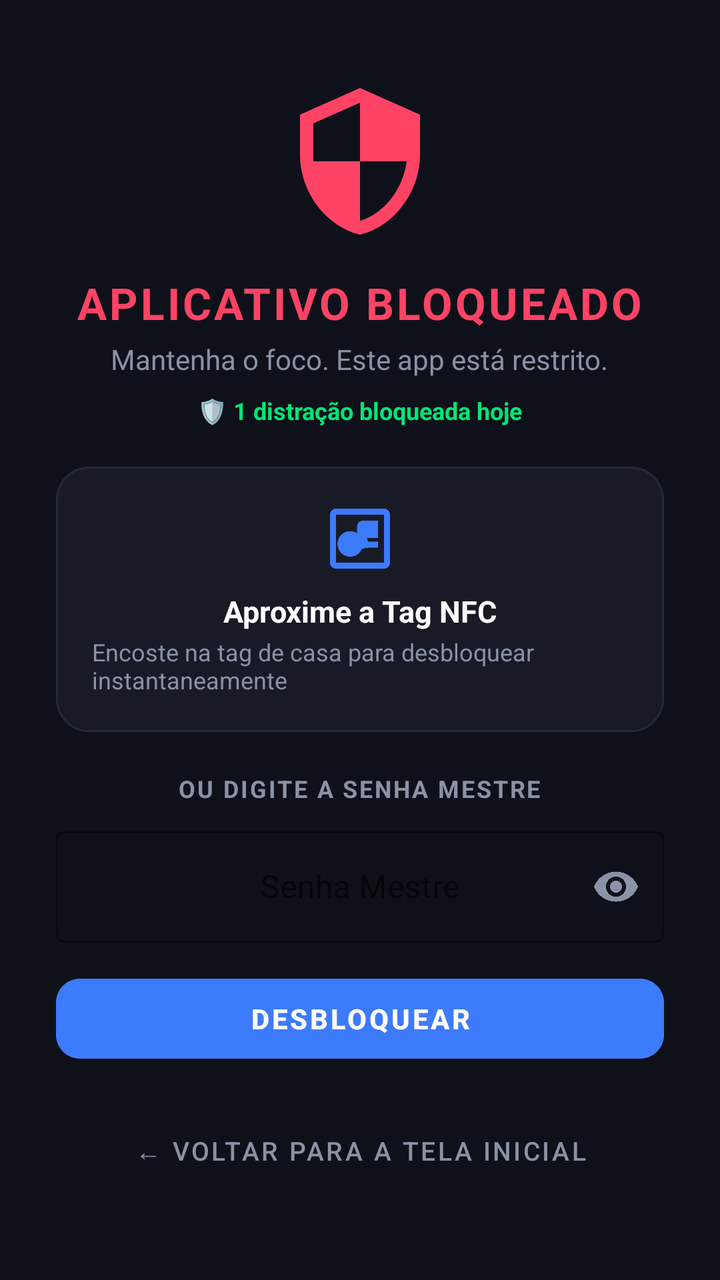
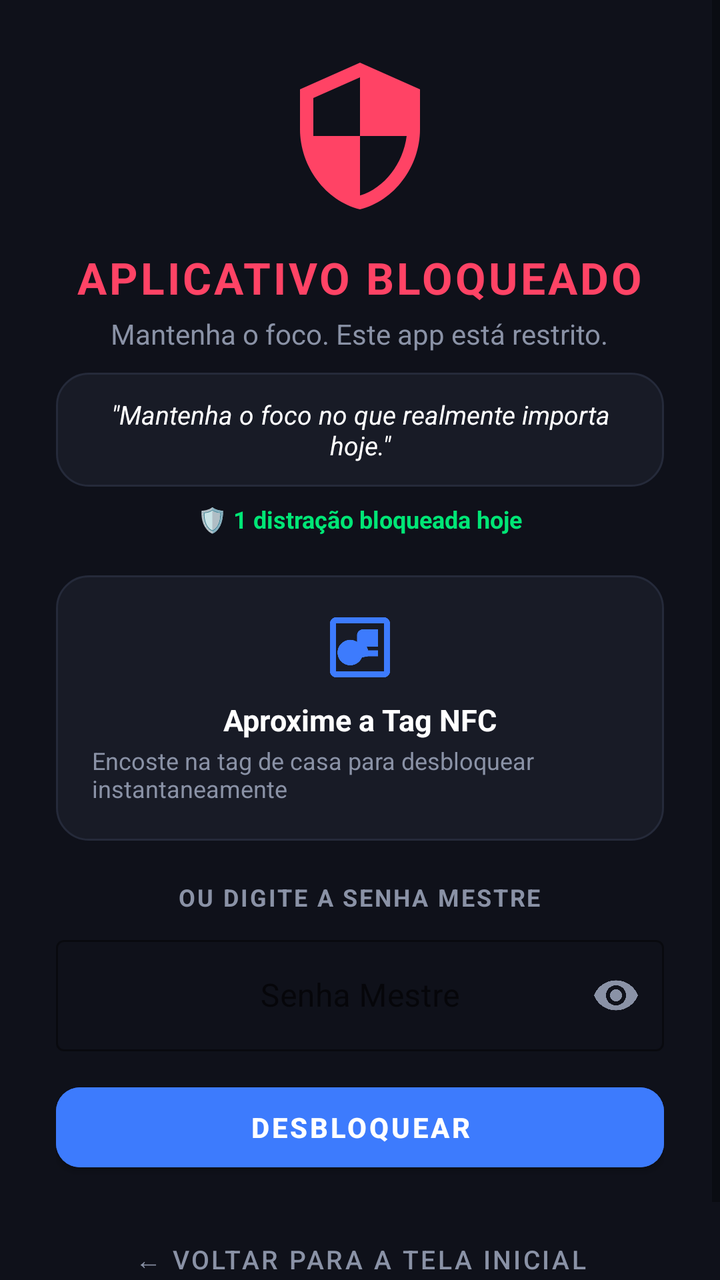

Before-and-after screenshots of an Android layout around one commit, followed by the original layout XML and the change that was made.
<!-- AndroidManifest.xml: activity theme Theme.FocusLock.LockScreen -->
<!-- res/layout/activity_lock.xml -->
<?xml version="1.0" encoding="utf-8"?>
<ScrollView xmlns:android="http://schemas.android.com/apk/res/android"
    xmlns:app="http://schemas.android.com/apk/res-auto"
    android:layout_width="match_parent"
    android:layout_height="match_parent"
    android:background="@color/bg_dark"
    android:fillViewport="true">

    <LinearLayout
        android:layout_width="match_parent"
        android:layout_height="wrap_content"
        android:gravity="center"
        android:orientation="vertical"
        android:padding="28dp">

        
        <ImageView
            android:layout_width="80dp"
            android:layout_height="80dp"
            android:contentDescription="Bloqueado"
            android:src="@drawable/ic_focus_shield"
            app:tint="@color/accent_red" />

        <TextView
            android:layout_width="wrap_content"
            android:layout_height="wrap_content"
            android:layout_marginTop="16dp"
            android:text="APLICATIVO BLOQUEADO"
            android:textColor="@color/accent_red"
            android:textSize="22sp"
            android:textStyle="bold"
            android:letterSpacing="0.06" />

        <TextView
            android:id="@+id/tvBlockedAppName"
            android:layout_width="wrap_content"
            android:layout_height="wrap_content"
            android:layout_marginTop="4dp"
            android:gravity="center"
            android:text="Mantenha o foco. Este app está restrito."
            android:textColor="@color/text_secondary"
            android:textSize="14sp" />

        <TextView
            android:id="@+id/tvBlockedStats"
            android:layout_width="wrap_content"
            android:layout_height="wrap_content"
            android:layout_marginTop="8dp"
            android:text="🛡️ 1 distração bloqueada hoje"
            android:textColor="@color/accent_green"
            android:textSize="12sp"
            android:textStyle="bold" />

        
        <LinearLayout
            android:layout_width="match_parent"
            android:layout_height="wrap_content"
            android:layout_marginTop="20dp"
            android:background="@drawable/bg_card"
            android:gravity="center"
            android:orientation="vertical"
            android:padding="18dp">

            <ImageView
                android:layout_width="36dp"
                android:layout_height="36dp"
                android:src="@drawable/ic_nfc"
                app:tint="@color/accent_blue" />

            <TextView
                android:layout_width="wrap_content"
                android:layout_height="wrap_content"
                android:layout_marginTop="8dp"
                android:text="Aproxime a Tag NFC"
                android:textColor="@color/text_white"
                android:textSize="15sp"
                android:textStyle="bold" />

            <TextView
                android:layout_width="wrap_content"
                android:layout_height="wrap_content"
                android:layout_marginTop="2dp"
                android:text="Encoste na tag de casa para desbloquear instantaneamente"
                android:textColor="@color/text_secondary"
                android:textSize="12sp" />
        </LinearLayout>

        
        <LinearLayout
            android:id="@+id/llMindfulSection"
            android:layout_width="match_parent"
            android:layout_height="wrap_content"
            android:layout_marginTop="16dp"
            android:background="@drawable/bg_card"
            android:gravity="center"
            android:orientation="vertical"
            android:padding="16dp"
            android:visibility="gone">

            <TextView
                android:id="@+id/tvMindfulPrompt"
                android:layout_width="wrap_content"
                android:layout_height="wrap_content"
                android:gravity="center"
                android:text="🧘 Pausa Consciente: Respire fundo.\nVocê realmente precisa abrir este app agora?"
                android:textColor="@color/text_white"
                android:textSize="13sp" />

            <TextView
                android:id="@+id/tvMindfulCountdown"
                android:layout_width="wrap_content"
                android:layout_height="wrap_content"
                android:layout_marginTop="8dp"
                android:text="Liberando senha em 15s..."
                android:textColor="@color/accent_blue"
                android:textSize="15sp"
                android:textStyle="bold" />

            <com.google.android.material.button.MaterialButton
                android:id="@+id/btnEmergencyPinUnlock"
                style="@style/Widget.MaterialComponents.Button.TextButton"
                android:layout_width="wrap_content"
                android:layout_height="wrap_content"
                android:layout_marginTop="6dp"
                android:text="Emergência sem Tag NFC (aguardar 30s)"
                android:textAllCaps="false"
                android:textColor="@color/text_secondary"
                android:textSize="12sp"
                android:visibility="gone" />
        </LinearLayout>

        
        <LinearLayout
            android:id="@+id/llPinSection"
            android:layout_width="match_parent"
            android:layout_height="wrap_content"
            android:gravity="center"
            android:orientation="vertical">

            <TextView
                android:layout_width="wrap_content"
                android:layout_height="wrap_content"
                android:layout_marginTop="20dp"
                android:letterSpacing="0.08"
                android:text="OU DIGITE A SENHA MESTRE"
                android:textColor="@color/text_secondary"
                android:textSize="12sp"
                android:textStyle="bold" />

            <com.google.android.material.textfield.TextInputLayout
                android:id="@+id/tilPin"
                style="@style/Widget.MaterialComponents.TextInputLayout.OutlinedBox"
                android:layout_width="match_parent"
                android:layout_height="wrap_content"
                android:layout_marginTop="8dp"
                app:boxStrokeColor="@color/accent_blue"
                app:endIconMode="password_toggle"
                app:endIconTint="@color/text_secondary"
                app:hintTextColor="@color/accent_blue">

                <com.google.android.material.textfield.TextInputEditText
                    android:id="@+id/etPin"
                    android:layout_width="match_parent"
                    android:layout_height="wrap_content"
                    android:gravity="center"
                    android:hint="Senha Mestre"
                    android:inputType="textPassword"
                    android:maxLength="64"
                    android:singleLine="true"
                    android:textColor="@color/text_white"
                    android:textSize="16sp" />
            </com.google.android.material.textfield.TextInputLayout>

            <com.google.android.material.button.MaterialButton
                android:id="@+id/btnUnlockWithPin"
                android:layout_width="match_parent"
                android:layout_height="52dp"
                android:layout_marginTop="12dp"
                android:backgroundTint="@color/accent_blue"
                android:text="DESBLOQUEAR"
                android:textColor="@color/text_white"
                android:textStyle="bold"
                app:cornerRadius="12dp" />
        </LinearLayout>

        <TextView
            android:id="@+id/tvError"
            android:layout_width="wrap_content"
            android:layout_height="wrap_content"
            android:layout_marginTop="6dp"
            android:textColor="@color/accent_red"
            android:textSize="13sp"
            android:visibility="gone" />

        
        <com.google.android.material.button.MaterialButton
            android:id="@+id/btnGoHome"
            style="@style/Widget.MaterialComponents.Button.TextButton"
            android:layout_width="wrap_content"
            android:layout_height="wrap_content"
            android:layout_marginTop="16dp"
            android:text="← Voltar para a Tela Inicial"
            android:textColor="@color/text_secondary"
            android:textSize="13sp" />

    </LinearLayout>
</ScrollView>
<!-- resources referenced by this layout -->
<resources>
  <color name="accent_blue">#3D7BFD</color>
  <color name="accent_green">#00E676</color>
  <color name="accent_red">#FF4365</color>
  <color name="bg_dark">#0F111A</color>
  <color name="text_secondary">#8A92A6</color>
  <color name="text_white">#FFFFFF</color>
  <!-- drawable bg_card (drawable) -->
  <?xml version="1.0" encoding="utf-8"?>
  <shape xmlns:android="http://schemas.android.com/apk/res/android"
      android:shape="rectangle">
      <corners android:radius="16dp" />
      <solid android:color="@color/card_dark" />
      <stroke
          android:width="1dp"
          android:color="@color/card_border" />
  </shape>
  <!-- drawable ic_focus_shield (drawable) -->
  <vector xmlns:android="http://schemas.android.com/apk/res/android"
      android:width="24dp"
      android:height="24dp"
      android:viewportWidth="24"
      android:viewportHeight="24">
    <path
        android:fillColor="#3D7BFD"
        android:pathData="M12,1L3,5v6c0,5.55 3.84,10.74 9,12 5.16,-1.26 9,-6.45 9,-12V5l-9,-4zM12,11.99h7c-0.53,4.12 -3.28,7.79 -7,8.94V12H5V6.3l7,-3.11v8.8z"/>
  </vector>
  <!-- drawable ic_nfc (drawable) -->
  <vector xmlns:android="http://schemas.android.com/apk/res/android"
      android:width="24dp"
      android:height="24dp"
      android:viewportWidth="24"
      android:viewportHeight="24">
    <path
        android:fillColor="#3D7BFD"
        android:pathData="M20,2H4C2.9,2 2,2.9 2,4v16c0,1.1 0.9,2 2,2h16c1.1,0 2,-0.9 2,-2V4C22,2.9 21.1,2 20,2zM20,20H4V4h16V20zM18,6h-5c-1.1,0 -2,0.9 -2,2v2.15c-0.65,-0.41 -1.43,-0.65 -2.25,-0.65 -2.35,0 -4.25,1.9 -4.25,4.25s1.9,4.25 4.25,4.25c1.77,0 3.28,-1.09 3.91,-2.63L14.75,15H18v-2h-3.25l-0.5,-1.25H18V6z"/>
  </vector>
  <style name="Theme.FocusLock.LockScreen" parent="Theme.MaterialComponents.DayNight.NoActionBar">
          <item name="android:windowBackground">@color/bg_dark</item>
          <item name="android:statusBarColor">@color/bg_dark</item>
          <item name="android:navigationBarColor">@color/bg_dark</item>
          <item name="android:windowFullscreen">false</item>
      </style>
  <color name="card_dark">#181B26</color>
  <color name="card_border">#252A3A</color>
</resources>

<!-- the commit's change to res/layout/activity_lock.xml (unified diff, before → after) -->
@@ -42,6 +42,19 @@
             android:textSize="14sp" />
 
         <TextView
+            android:id="@+id/tvCustomQuote"
+            android:layout_width="match_parent"
+            android:layout_height="wrap_content"
+            android:layout_marginTop="10dp"
+            android:background="@drawable/bg_card"
+            android:gravity="center"
+            android:padding="12dp"
+            android:text="&quot;Mantenha o foco no que realmente importa hoje.&quot;"
+            android:textColor="@color/text_white"
+            android:textSize="13sp"
+            android:textStyle="italic" />
+
+        <TextView
             android:id="@+id/tvBlockedStats"
             android:layout_width="wrap_content"
             android:layout_height="wrap_content"
@@ -50,6 +63,18 @@
             android:textColor="@color/accent_green"
             android:textSize="12sp"
             android:textStyle="bold" />
+
+        <TextView
+            android:id="@+id/tvDailyBudgetStatus"
+            android:layout_width="wrap_content"
+            android:layout_height="wrap_content"
+            android:layout_marginTop="4dp"
+            android:gravity="center"
+            android:text="📊 Orçamento Diário: 0/5 aberturas hoje"
+            android:textColor="@color/accent_blue"
+            android:textSize="12sp"
+            android:textStyle="bold"
+            android:visibility="gone" />
 
         
         <LinearLayout
